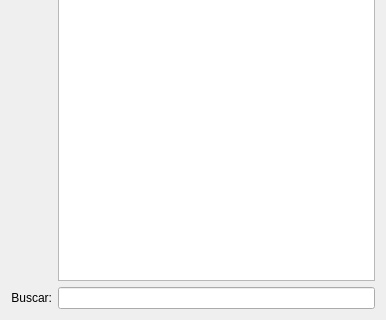
First picture: the form in ui/widgetnfesaida.ui, repository lellisls/ERP-STACCATO, before the edit; both pictures show x 0 to 386 and y 182 to 502 of the 386 by 502 pixel window.
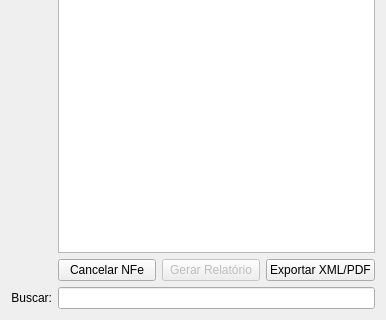
Second picture: the form after the edit. Custom widgets are drawn as their Qt base class.

Patch:
```diff
--- a/ui/widgetnfesaida.ui
+++ b/ui/widgetnfesaida.ui
@@ -13,7 +13,7 @@
   <property name="windowTitle">
    <string>Form</string>
   </property>
-  <layout class="QGridLayout" name="gridLayout">
+  <layout class="QGridLayout" name="gridLayout_2">
    <item row="0" column="1">
     <widget class="QLabel" name="labelNfe">
      <property name="text">
@@ -46,7 +46,35 @@
      </attribute>
     </widget>
    </item>
-   <item row="2" column="0">
+   <item row="2" column="1">
+    <layout class="QGridLayout" name="gridLayout">
+     <item row="0" column="0">
+      <widget class="QPushButton" name="pushButtonCancelarNFe">
+       <property name="text">
+        <string>Cancelar NFe</string>
+       </property>
+      </widget>
+     </item>
+     <item row="0" column="1">
+      <widget class="QPushButton" name="pushButtonRelatorio">
+       <property name="enabled">
+        <bool>false</bool>
+       </property>
+       <property name="text">
+        <string>Gerar Relatório</string>
+       </property>
+      </widget>
+     </item>
+     <item row="0" column="2">
+      <widget class="QPushButton" name="pushButtonExportar">
+       <property name="text">
+        <string>Exportar XML/PDF</string>
+       </property>
+      </widget>
+     </item>
+    </layout>
+   </item>
+   <item row="3" column="0">
     <widget class="QLabel" name="labelBusca">
      <property name="enabled">
       <bool>true</bool>
@@ -59,7 +87,7 @@
      </property>
     </widget>
    </item>
-   <item row="2" column="1">
+   <item row="3" column="1">
     <widget class="QLineEdit" name="lineEditBusca">
      <property name="enabled">
       <bool>true</bool>
```
